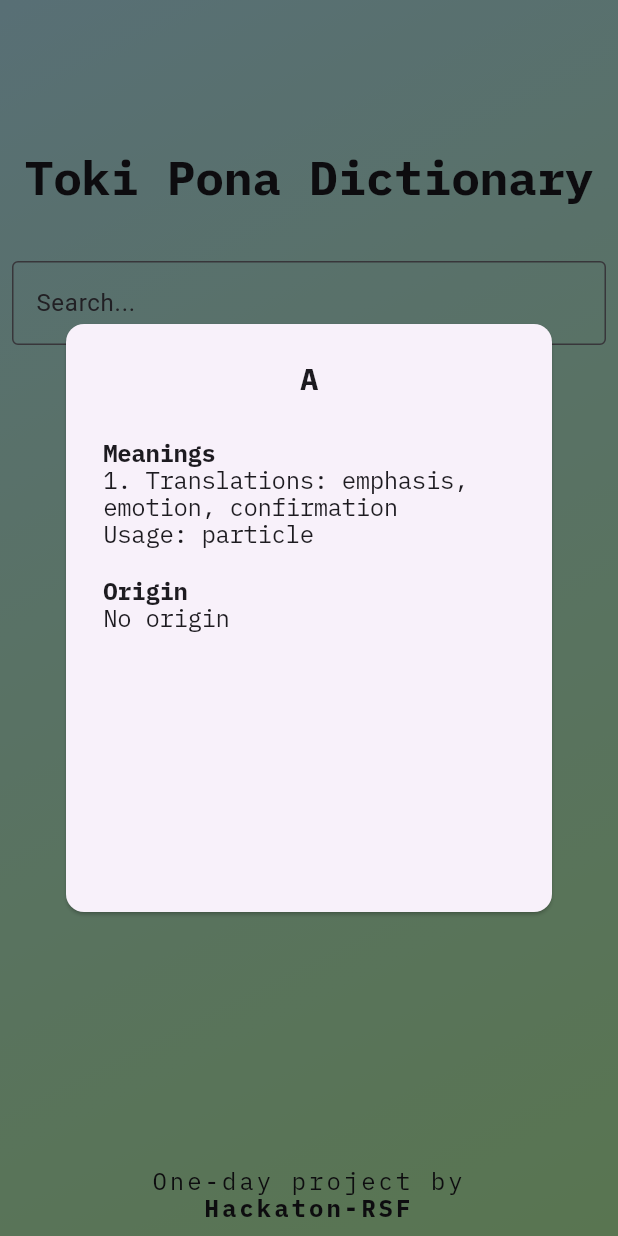
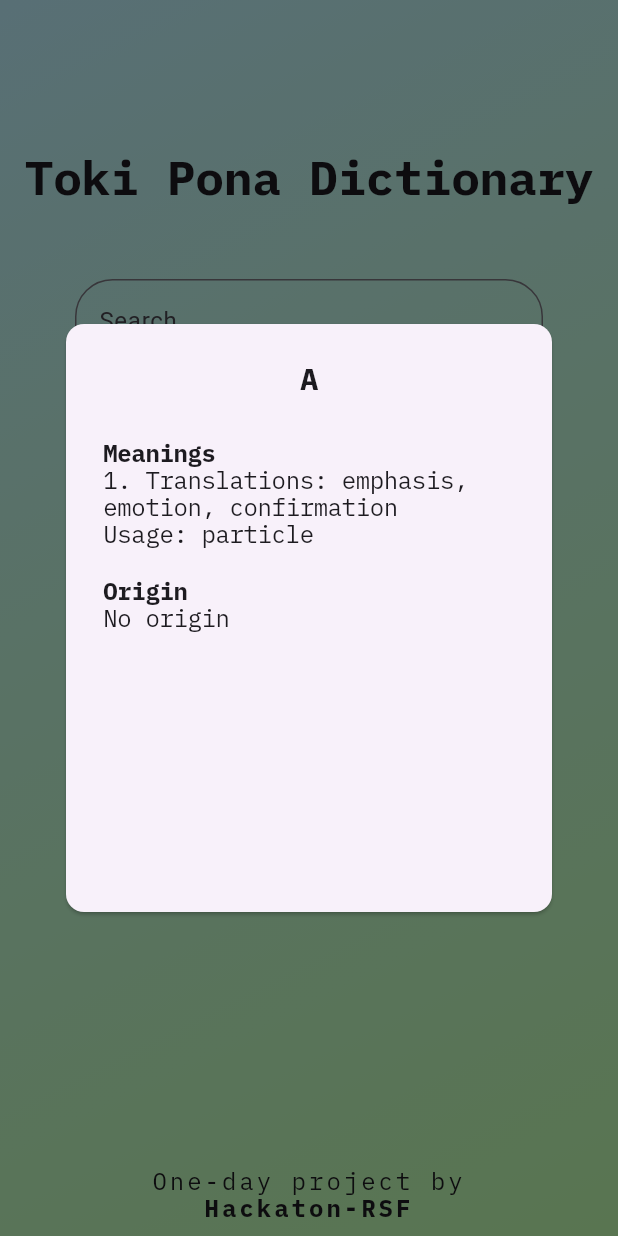
Before and after one commit to hackathon-RSF/toki-pona-dictionary, a Flutter app: the screen it shows after launch, after a tap on an icon or button, on a phone screen of 412 x 824 dp. Run offline on Flutter 3.47's test engine with Material 3 defaults, Android fonts, the light colour scheme and no system bars; our stand-ins replace google_fonts.

Commit message:
chore: Updated search

```diff
--- a/lib/data/dict_repo.dart
+++ b/lib/data/dict_repo.dart
@@ -103,7 +103,7 @@ class Origin {
   });
 
   @override
-  String toString() => 'Origin(word: $word, language: $language, meaning: $meaning)';
+  String toString() => 'Word: $word ($language), Meaning: $meaning';
 }
 
 enum Usage {
--- a/lib/shared/widgets/search_bar.dart
+++ b/lib/shared/widgets/search_bar.dart
@@ -10,10 +10,12 @@ class SearchBarWidget extends StatelessWidget {
   Widget build(BuildContext context) {
     var model = context.watch<SearchedWord>();
     return Padding(
-      padding: const EdgeInsets.all(8.0),
+      padding: const EdgeInsets.symmetric(horizontal: 50, vertical: 20),
       child: TextField(
         decoration: InputDecoration(
-          border: OutlineInputBorder(),
+          border: OutlineInputBorder(
+            borderRadius: BorderRadius.circular(25),
+          ),
           hintText: 'Search...',
         ),
         onChanged: (text) {
--- a/lib/shared/widgets/word_card.dart
+++ b/lib/shared/widgets/word_card.dart
@@ -57,7 +57,7 @@ class WordCard extends StatelessWidget {
                   ),
                 ),
                 Text(
-                  (entry.origin?.word ?? 'No origin'),
+                  (entry.origin != null ? entry.origin.toString() : 'No origin'),
                   style: GoogleFonts.ibmPlexMono(
                     textStyle: Theme.of(context).textTheme.displayLarge,
                     fontSize: 16,
```
